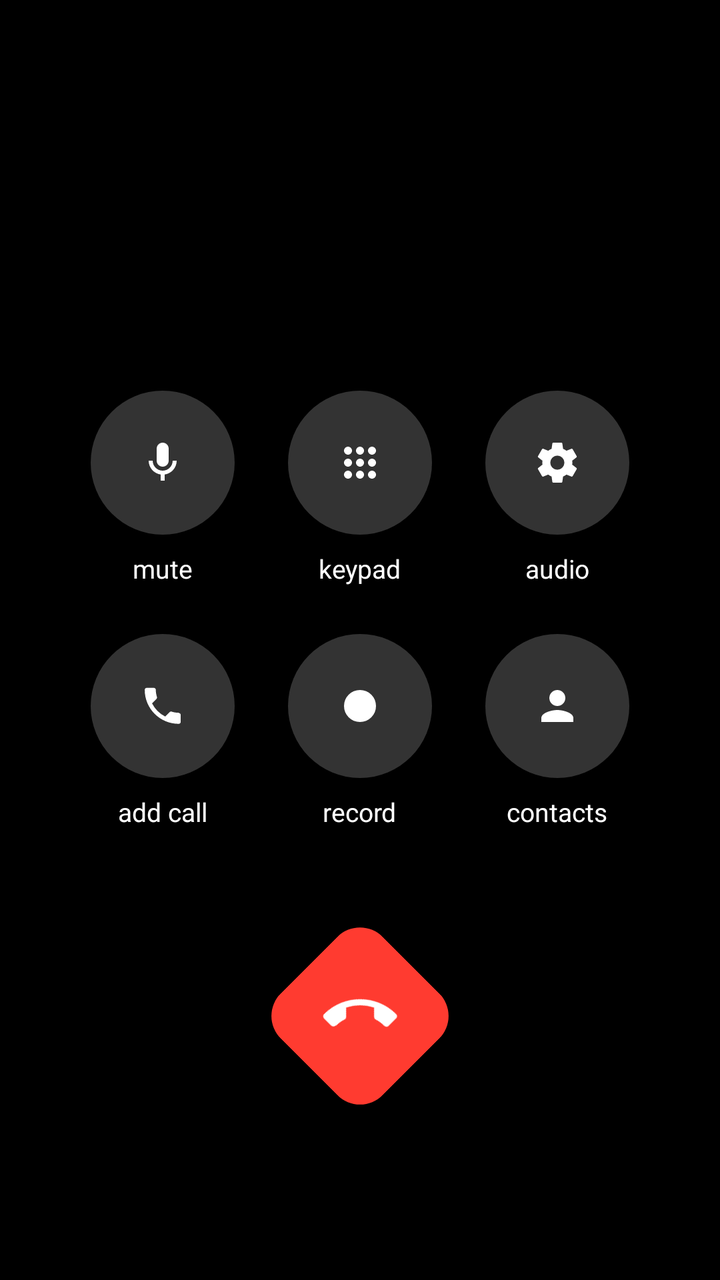
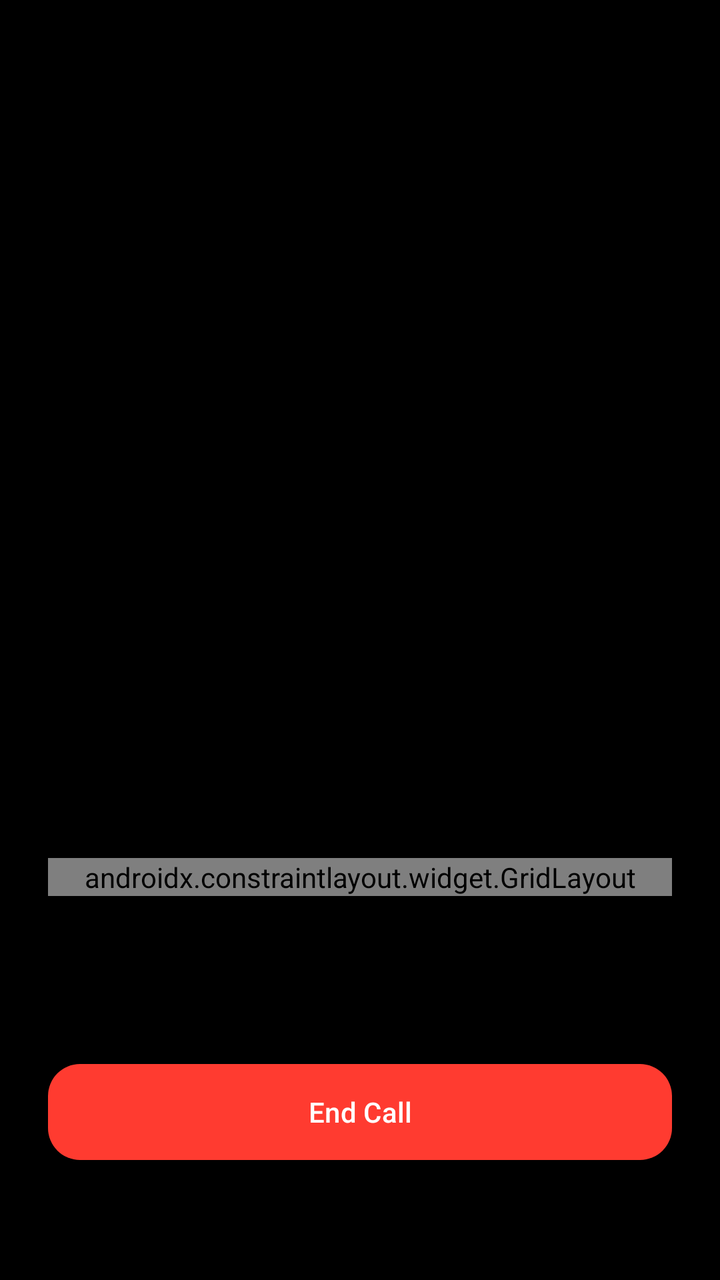

Screens rendered from an Android XML layout before and after an edit, with the pre-edit source and the edit as a unified diff.
<!-- AndroidManifest.xml: activity theme Theme.Phone.NoActionBar -->
<!-- res/layout/activity_in_call.xml -->
<?xml version="1.0" encoding="utf-8"?>
<androidx.constraintlayout.widget.ConstraintLayout xmlns:android="http://schemas.android.com/apk/res/android"
    xmlns:app="http://schemas.android.com/apk/res-auto"
    android:layout_width="match_parent"
    android:layout_height="match_parent"
    android:background="#000000"
    android:padding="32dp">

    <TextView
        android:id="@+id/callerName"
        android:layout_width="wrap_content"
        android:layout_height="wrap_content"
        android:layout_marginTop="64dp"
        android:textColor="#FFFFFF"
        android:textSize="34sp"
        android:textStyle="normal"
        app:layout_constraintEnd_toEndOf="parent"
        app:layout_constraintStart_toStartOf="parent"
        app:layout_constraintTop_toTopOf="parent" />

    <TextView
        android:id="@+id/callStatus"
        android:layout_width="wrap_content"
        android:layout_height="wrap_content"
        android:layout_marginTop="8dp"
        android:textColor="#8E8E93"
        android:textSize="18sp"
        app:layout_constraintEnd_toEndOf="parent"
        app:layout_constraintStart_toStartOf="parent"
        app:layout_constraintTop_toBottomOf="@id/callerName" />

    <TextView
        android:id="@+id/tvTimer"
        android:layout_width="wrap_content"
        android:layout_height="wrap_content"
        android:textColor="#FFFFFF"
        android:textSize="18sp"
        android:visibility="gone"
        app:layout_constraintEnd_toEndOf="parent"
        app:layout_constraintStart_toStartOf="parent"
        app:layout_constraintTop_toBottomOf="@id/callStatus" />

    <androidx.constraintlayout.widget.ConstraintLayout
        android:id="@+id/buttonGrid"
        android:layout_width="match_parent"
        android:layout_height="wrap_content"
        android:layout_marginBottom="48dp"
        app:layout_constraintBottom_toTopOf="@id/btnHangup"
        app:layout_constraintTop_toBottomOf="@id/tvTimer"
        app:layout_constraintVertical_bias="0.7">

        
        <LinearLayout
            android:id="@+id/llMute"
            android:layout_width="0dp"
            android:layout_height="wrap_content"
            android:gravity="center"
            android:orientation="vertical"
            app:layout_constraintEnd_toStartOf="@+id/llKeypad"
            app:layout_constraintHorizontal_chainStyle="spread"
            app:layout_constraintStart_toStartOf="parent"
            app:layout_constraintTop_toTopOf="parent">

            <ImageButton
                android:id="@+id/btnMute"
                android:layout_width="72dp"
                android:layout_height="72dp"
                android:background="@drawable/bg_incall_button"
                android:src="@drawable/ic_mic"
                app:tint="#FFFFFF" />

            <TextView
                android:layout_width="wrap_content"
                android:layout_height="wrap_content"
                android:layout_marginTop="8dp"
                android:text="mute"
                android:textColor="#FFFFFF"
                android:textSize="13sp" />
        </LinearLayout>

        
        <LinearLayout
            android:id="@+id/llKeypad"
            android:layout_width="0dp"
            android:layout_height="wrap_content"
            android:gravity="center"
            android:orientation="vertical"
            app:layout_constraintEnd_toStartOf="@+id/llSpeaker"
            app:layout_constraintStart_toEndOf="@+id/llMute"
            app:layout_constraintTop_toTopOf="parent">

            <ImageButton
                android:id="@+id/btnKeypad"
                android:layout_width="72dp"
                android:layout_height="72dp"
                android:background="@drawable/bg_incall_button"
                android:src="@drawable/ic_dialer"
                app:tint="#FFFFFF" />

            <TextView
                android:layout_width="wrap_content"
                android:layout_height="wrap_content"
                android:layout_marginTop="8dp"
                android:text="keypad"
                android:textColor="#FFFFFF"
                android:textSize="13sp" />
        </LinearLayout>

        
        <LinearLayout
            android:id="@+id/llSpeaker"
            android:layout_width="0dp"
            android:layout_height="wrap_content"
            android:gravity="center"
            android:orientation="vertical"
            app:layout_constraintEnd_toEndOf="parent"
            app:layout_constraintStart_toEndOf="@+id/llKeypad"
            app:layout_constraintTop_toTopOf="parent">

            <ImageButton
                android:id="@+id/btnSpeaker"
                android:layout_width="72dp"
                android:layout_height="72dp"
                android:background="@drawable/bg_incall_button"
                android:src="@drawable/ic_settings"
                app:tint="#FFFFFF" />

            <TextView
                android:layout_width="wrap_content"
                android:layout_height="wrap_content"
                android:layout_marginTop="8dp"
                android:text="audio"
                android:textColor="#FFFFFF"
                android:textSize="13sp" />
        </LinearLayout>

        
        <LinearLayout
            android:id="@+id/llAddCall"
            android:layout_width="0dp"
            android:layout_height="wrap_content"
            android:layout_marginTop="24dp"
            android:gravity="center"
            android:orientation="vertical"
            app:layout_constraintEnd_toStartOf="@+id/llFaceTime"
            app:layout_constraintStart_toStartOf="parent"
            app:layout_constraintTop_toBottomOf="@id/llMute">

            <ImageButton
                android:id="@+id/btnAddCall"
                android:layout_width="72dp"
                android:layout_height="72dp"
                android:background="@drawable/bg_incall_button"
                android:src="@drawable/ic_call"
                app:tint="#FFFFFF" />

            <TextView
                android:layout_width="wrap_content"
                android:layout_height="wrap_content"
                android:layout_marginTop="8dp"
                android:text="add call"
                android:textColor="#FFFFFF"
                android:textSize="13sp" />
        </LinearLayout>

        <LinearLayout
            android:id="@+id/llFaceTime"
            android:layout_width="0dp"
            android:layout_height="wrap_content"
            android:layout_marginTop="24dp"
            android:gravity="center"
            android:orientation="vertical"
            app:layout_constraintEnd_toStartOf="@+id/llContacts"
            app:layout_constraintStart_toEndOf="@+id/llAddCall"
            app:layout_constraintTop_toBottomOf="@id/llKeypad">

            <ImageButton
                android:id="@+id/btnRecord"
                android:layout_width="72dp"
                android:layout_height="72dp"
                android:background="@drawable/bg_incall_button"
                android:src="@drawable/ic_fiber_manual_record"
                app:tint="#FFFFFF" />

            <TextView
                android:id="@+id/tvRecordStatus"
                android:layout_width="wrap_content"
                android:layout_height="wrap_content"
                android:layout_marginTop="8dp"
                android:text="record"
                android:textColor="#FFFFFF"
                android:textSize="13sp" />
        </LinearLayout>

        <LinearLayout
            android:id="@+id/llContacts"
            android:layout_width="0dp"
            android:layout_height="wrap_content"
            android:layout_marginTop="24dp"
            android:gravity="center"
            android:orientation="vertical"
            app:layout_constraintEnd_toEndOf="parent"
            app:layout_constraintStart_toEndOf="@+id/llFaceTime"
            app:layout_constraintTop_toBottomOf="@id/llSpeaker">

            <ImageButton
                android:id="@+id/btnContacts"
                android:layout_width="72dp"
                android:layout_height="72dp"
                android:background="@drawable/bg_incall_button"
                android:src="@drawable/ic_contacts"
                app:tint="#FFFFFF" />

            <TextView
                android:layout_width="wrap_content"
                android:layout_height="wrap_content"
                android:layout_marginTop="8dp"
                android:text="contacts"
                android:textColor="#FFFFFF"
                android:textSize="13sp" />
        </LinearLayout>

    </androidx.constraintlayout.widget.ConstraintLayout>

    <com.google.android.material.floatingactionbutton.FloatingActionButton
        android:id="@+id/btnHangup"
        android:layout_width="wrap_content"
        android:layout_height="wrap_content"
        android:layout_marginBottom="64dp"
        android:src="@drawable/ic_call"
        android:rotation="135"
        app:backgroundTint="#FF3B30"
        app:elevation="0dp"
        app:fabCustomSize="72dp"
        app:layout_constraintBottom_toBottomOf="parent"
        app:layout_constraintEnd_toEndOf="parent"
        app:layout_constraintStart_toStartOf="parent"
        app:maxImageSize="36dp"
        app:tint="#FFFFFF" />

    <com.google.android.material.floatingactionbutton.FloatingActionButton
        android:id="@+id/btnAnswer"
        android:layout_width="wrap_content"
        android:layout_height="wrap_content"
        android:layout_marginBottom="64dp"
        android:src="@drawable/ic_call"
        android:visibility="gone"
        app:backgroundTint="#34C759"
        app:elevation="0dp"
        app:fabCustomSize="72dp"
        app:layout_constraintBottom_toBottomOf="parent"
        app:layout_constraintEnd_toEndOf="parent"
        app:layout_constraintStart_toStartOf="parent"
        app:maxImageSize="36dp"
        app:tint="#FFFFFF" />

</androidx.constraintlayout.widget.ConstraintLayout>
<!-- resources referenced by this layout -->
<resources>
  <!-- drawable bg_incall_button (drawable) -->
  <?xml version="1.0" encoding="utf-8"?>
  <ripple xmlns:android="http://schemas.android.com/apk/res/android"
      android:color="#40FFFFFF">
      <item>
          <shape android:shape="oval">
              <solid android:color="#33FFFFFF" />
          </shape>
      </item>
  </ripple>
  <!-- drawable ic_call (drawable) -->
  <vector xmlns:android="http://schemas.android.com/apk/res/android"
      android:width="24dp"
      android:height="24dp"
      android:viewportWidth="24"
      android:viewportHeight="24"
      android:tint="?attr/colorControlNormal">
    <path
        android:fillColor="@android:color/white"
        android:pathData="M20.01,15.38c-1.23,0 -2.42,-0.2 -3.53,-0.56a0.977,0.977 0,0 0,-1.01 0.24l-2.2,2.2a15.045,15.045 0,0 1,-6.59,-6.59l2.2,-2.21a0.96,0.96 0,0 0,0.25,-1.01c-0.36,-1.11 -0.55,-2.3 -0.55,-3.53 0,-0.55 -0.45,-1 -1,-1H4.03c-0.55,0 -1,0.45 -1,1 0,9.39 7.61,17 17,17 0.55,0 1,-0.45 1,-1v-3.42c0,-0.55 -0.45,-1 -1,-1z"/>
  </vector>
  <!-- drawable ic_contacts (drawable) -->
  <vector xmlns:android="http://schemas.android.com/apk/res/android"
      android:width="24dp"
      android:height="24dp"
      android:viewportWidth="24"
      android:viewportHeight="24"
      android:tint="?attr/colorControlNormal">
    <path
        android:fillColor="@android:color/white"
        android:pathData="M12,12c2.21,0 4,-1.79 4,-4s-1.79,-4 -4,-4 -4,1.79 -4,4 1.79,4 4,4zM12,14c-2.67,0 -8,1.34 -8,4v2h16v-2c0,-2.66 -5.33,-4 -8,-4z"/>
  </vector>
  <!-- drawable ic_fiber_manual_record (drawable) -->
  <vector xmlns:android="http://schemas.android.com/apk/res/android"
      android:width="24dp"
      android:height="24dp"
      android:viewportWidth="24"
      android:viewportHeight="24"
      android:tint="?attr/colorControlNormal">
    <path
        android:fillColor="@android:color/white"
        android:pathData="M12,12m-8,0a8,8 0,1 1,16 0a8,8 0,1 1,-16 0"/>
  </vector>
  <!-- drawable ic_mic (drawable) -->
  <vector xmlns:android="http://schemas.android.com/apk/res/android"
      android:width="24dp"
      android:height="24dp"
      android:viewportWidth="24"
      android:viewportHeight="24"
      android:tint="?attr/colorControlNormal">
    <path
        android:fillColor="@android:color/white"
        android:pathData="M12,14c1.66,0 3,-1.34 3,-3V5c0,-1.66 -1.34,-3 -3,-3S9,3.34 9,5v6c0,1.66 1.34,3 3,3zM17,11c0,2.76 -2.24,5 -5,5s-5,-2.24 -5,-5H5c0,3.53 2.61,6.43 6,6.92V21h2v-3.08c3.39,-0.49 6,-3.39 6,-6.92h-2z"/>
  </vector>
  <!-- drawable ic_settings (drawable) -->
  <vector xmlns:android="http://schemas.android.com/apk/res/android"
      android:width="24dp"
      android:height="24dp"
      android:viewportWidth="24"
      android:viewportHeight="24"
      android:tint="?attr/colorControlNormal">
    <path
        android:fillColor="@android:color/white"
        android:pathData="M19.43,12.98c0.04,-0.32 0.07,-0.64 0.07,-0.98s-0.03,-0.66 -0.07,-0.98l2.11,-1.65c0.19,-0.15 0.24,-0.42 0.12,-0.64l-2,-3.46c-0.12,-0.22 -0.39,-0.3 -0.61,-0.22l-2.49,1c-0.52,-0.4 -1.08,-0.73 -1.69,-0.98l-0.38,-2.65C14.46,2.18 14.25,2 14,2h-4c-0.25,0 -0.46,0.18 -0.49,0.42l-0.38,2.65c-0.61,0.25 -1.17,0.59 -1.69,0.98l-2.49,-1c-0.23,-0.09 -0.49,0 -0.61,0.22l-2,3.46c-0.13,0.22 -0.07,0.49 0.12,0.64l2.11,1.65c-0.04,0.32 -0.07,0.65 -0.07,0.98s0.03,0.66 0.07,0.98l-2.11,1.65c-0.19,0.15 -0.24,0.42 -0.12,0.64l2,3.46c0.12,0.22 0.39,0.3 0.61,0.22l2.49,-1c0.52,0.4 1.08,0.73 1.69,0.98l0.38,2.65c0.03,0.24 0.24,0.42 0.49,0.42h4c0.25,0 0.46,-0.18 0.49,-0.42l0.38,-2.65c0.61,-0.25 1.17,-0.59 1.69,-0.98l2.49,1c0.23,0.09 0.49,0 0.61,-0.22l2,-3.46c0.12,-0.22 0.07,-0.49 -0.12,-0.64l-2.11,-1.65zM12,15.5c-1.93,0 -3.5,-1.57 -3.5,-3.5s1.57,-3.5 3.5,-3.5 3.5,1.57 3.5,3.5 -1.57,3.5 -3.5,3.5z"/>
  </vector>
  <style name="Theme.Phone.NoActionBar">
          <item name="windowActionBar">false</item>
          <item name="windowNoTitle">true</item>
      </style>
  <!-- unchanged entries left out for length: 1 -->
</resources>

<!-- the commit's change to res/layout/activity_in_call.xml (unified diff, before → after) -->
@@ -3,17 +3,18 @@
     xmlns:app="http://schemas.android.com/apk/res-auto"
     android:layout_width="match_parent"
     android:layout_height="match_parent"
-    android:background="#000000"
-    android:padding="32dp">
-
+    android:background="@color/ios_dark_bg"
+    android:padding="24dp">
+
+    
     <TextView
         android:id="@+id/callerName"
         android:layout_width="wrap_content"
         android:layout_height="wrap_content"
-        android:layout_marginTop="64dp"
-        android:textColor="#FFFFFF"
-        android:textSize="34sp"
-        android:textStyle="normal"
+        android:layout_marginTop="48dp"
+        android:textColor="@android:color/white"
+        android:textSize="40sp"
+        android:textStyle="bold"
         app:layout_constraintEnd_toEndOf="parent"
         app:layout_constraintStart_toStartOf="parent"
         app:layout_constraintTop_toTopOf="parent" />
@@ -22,9 +23,9 @@
         android:id="@+id/callStatus"
         android:layout_width="wrap_content"
         android:layout_height="wrap_content"
-        android:layout_marginTop="8dp"
-        android:textColor="#8E8E93"
-        android:textSize="18sp"
+        android:layout_marginTop="12dp"
+        android:textColor="@color/ios_gray"
+        android:textSize="16sp"
         app:layout_constraintEnd_toEndOf="parent"
         app:layout_constraintStart_toStartOf="parent"
         app:layout_constraintTop_toBottomOf="@id/callerName" />
@@ -33,33 +34,36 @@
         android:id="@+id/tvTimer"
         android:layout_width="wrap_content"
         android:layout_height="wrap_content"
-        android:textColor="#FFFFFF"
+        android:textColor="@android:color/white"
         android:textSize="18sp"
         android:visibility="gone"
         app:layout_constraintEnd_toEndOf="parent"
         app:layout_constraintStart_toStartOf="parent"
         app:layout_constraintTop_toBottomOf="@id/callStatus" />
 
-    <androidx.constraintlayout.widget.ConstraintLayout
+    
+    <androidx.constraintlayout.widget.GridLayout
         android:id="@+id/buttonGrid"
         android:layout_width="match_parent"
         android:layout_height="wrap_content"
-        android:layout_marginBottom="48dp"
-        app:layout_constraintBottom_toTopOf="@id/btnHangup"
-        app:layout_constraintTop_toBottomOf="@id/tvTimer"
-        app:layout_constraintVertical_bias="0.7">
+        android:layout_marginBottom="80dp"
+        app:columnCount="2"
+        app:rowCount="2"
+        app:layout_constraintBottom_toTopOf="@id/bottomButtonsContainer"
+        app:layout_constraintEnd_toEndOf="parent"
+        app:layout_constraintStart_toStartOf="parent">
 
         
         <LinearLayout
             android:id="@+id/llMute"
             android:layout_width="0dp"
             android:layout_height="wrap_content"
-            android:gravity="center"
-            android:orientation="vertical"
-            app:layout_constraintEnd_toStartOf="@+id/llKeypad"
-            app:layout_constraintHorizontal_chainStyle="spread"
-            app:layout_constraintStart_toStartOf="parent"
-            app:layout_constraintTop_toTopOf="parent">
+            android:layout_columnWeight="1"
+            android:layout_row="0"
+            android:layout_column="0"
+            android:layout_marginEnd="8dp"
+            android:gravity="center"
+            android:orientation="vertical">
 
             <ImageButton
                 android:id="@+id/btnMute"
@@ -67,15 +71,46 @@
                 android:layout_height="72dp"
                 android:background="@drawable/bg_incall_button"
                 android:src="@drawable/ic_mic"
-                app:tint="#FFFFFF" />
-
-            <TextView
-                android:layout_width="wrap_content"
-                android:layout_height="wrap_content"
-                android:layout_marginTop="8dp"
-                android:text="mute"
-                android:textColor="#FFFFFF"
-                android:textSize="13sp" />
+                android:scaleType="fitCenter"
+                app:tint="@android:color/white" />
+
+            <TextView
+                android:layout_width="wrap_content"
+                android:layout_height="wrap_content"
+                android:layout_marginTop="12dp"
+                android:text="Mute"
+                android:textColor="@android:color/white"
+                android:textSize="14sp" />
+        </LinearLayout>
+
+        
+        <LinearLayout
+            android:id="@+id/llSpeaker"
+            android:layout_width="0dp"
+            android:layout_height="wrap_content"
+            android:layout_columnWeight="1"
+            android:layout_row="0"
+            android:layout_column="1"
+            android:layout_marginStart="8dp"
+            android:gravity="center"
+            android:orientation="vertical">
+
+            <ImageButton
+                android:id="@+id/btnSpeaker"
+                android:layout_width="72dp"
+                android:layout_height="72dp"
+                android:background="@drawable/bg_incall_button"
+                android:src="@drawable/ic_hd"
+                android:scaleType="fitCenter"
+                app:tint="@android:color/white" />
+
+            <TextView
+                android:layout_width="wrap_content"
+                android:layout_height="wrap_content"
+                android:layout_marginTop="12dp"
+                android:text="Speaker"
+                android:textColor="@android:color/white"
+                android:textSize="14sp" />
         </LinearLayout>
 
         
@@ -83,11 +118,13 @@
             android:id="@+id/llKeypad"
             android:layout_width="0dp"
             android:layout_height="wrap_content"
-            android:gravity="center"
-            android:orientation="vertical"
-            app:layout_constraintEnd_toStartOf="@+id/llSpeaker"
-            app:layout_constraintStart_toEndOf="@+id/llMute"
-            app:layout_constraintTop_toTopOf="parent">
+            android:layout_columnWeight="1"
+            android:layout_row="1"
+            android:layout_column="0"
+            android:layout_marginEnd="8dp"
+            android:layout_marginTop="16dp"
+            android:gravity="center"
+            android:orientation="vertical">
 
             <ImageButton
                 android:id="@+id/btnKeypad"
@@ -95,163 +132,121 @@
                 android:layout_height="72dp"
                 android:background="@drawable/bg_incall_button"
                 android:src="@drawable/ic_dialer"
-                app:tint="#FFFFFF" />
-
-            <TextView
-                android:layout_width="wrap_content"
-                android:layout_height="wrap_content"
-                android:layout_marginTop="8dp"
-                android:text="keypad"
-                android:textColor="#FFFFFF"
-                android:textSize="13sp" />
-        </LinearLayout>
-
-        
-        <LinearLayout
-            android:id="@+id/llSpeaker"
-            android:layout_width="0dp"
-            android:layout_height="wrap_content"
-            android:gravity="center"
-            android:orientation="vertical"
+                android:scaleType="fitCenter"
+                app:tint="@android:color/white" />
+
+            <TextView
+                android:layout_width="wrap_content"
+                android:layout_height="wrap_content"
+                android:layout_marginTop="12dp"
+                android:text="Keypad"
+                android:textColor="@android:color/white"
+                android:textSize="14sp" />
+        </LinearLayout>
+
+        
+        <LinearLayout
+            android:id="@+id/llContacts"
+            android:layout_width="0dp"
+            android:layout_height="wrap_content"
+            android:layout_columnWeight="1"
+            android:layout_row="1"
+            android:layout_column="1"
+            android:layout_marginStart="8dp"
+            android:layout_marginTop="16dp"
+            android:gravity="center"
+            android:orientation="vertical">
+
+            <ImageButton
+                android:id="@+id/btnContacts"
+                android:layout_width="72dp"
+                android:layout_height="72dp"
+                android:background="@drawable/bg_incall_button"
+                android:src="@drawable/ic_contacts"
+                android:scaleType="fitCenter"
+                app:tint="@android:color/white" />
+
+            <TextView
+                android:layout_width="wrap_content"
+                android:layout_height="wrap_content"
+                android:layout_marginTop="12dp"
+                android:text="Contacts"
+                android:textColor="@android:color/white"
+                android:textSize="14sp" />
+        </LinearLayout>
+
+    </androidx.constraintlayout.widget.GridLayout>
+
+    
+    <androidx.constraintlayout.widget.ConstraintLayout
+        android:id="@+id/bottomButtonsContainer"
+        android:layout_width="match_parent"
+        android:layout_height="wrap_content"
+        android:layout_marginBottom="32dp"
+        app:layout_constraintBottom_toBottomOf="parent"
+        app:layout_constraintEnd_toEndOf="parent"
+        app:layout_constraintStart_toStartOf="parent">
+
+        
+        <com.google.android.material.button.MaterialButton
+            android:id="@+id/btnAnswer"
+            android:layout_width="0dp"
+            android:layout_height="56dp"
+            android:text="Answer"
+            android:textColor="@android:color/white"
+            android:visibility="gone"
+            app:backgroundTint="@color/ios_green"
+            app:cornerRadius="16dp"
+            app:elevation="0dp"
+            app:layout_constraintBottom_toBottomOf="parent"
             app:layout_constraintEnd_toEndOf="parent"
-            app:layout_constraintStart_toEndOf="@+id/llKeypad"
-            app:layout_constraintTop_toTopOf="parent">
-
-            <ImageButton
-                android:id="@+id/btnSpeaker"
-                android:layout_width="72dp"
-                android:layout_height="72dp"
-                android:background="@drawable/bg_incall_button"
-                android:src="@drawable/ic_settings"
-                app:tint="#FFFFFF" />
-
-            <TextView
-                android:layout_width="wrap_content"
-                android:layout_height="wrap_content"
-                android:layout_marginTop="8dp"
-                android:text="audio"
-                android:textColor="#FFFFFF"
-                android:textSize="13sp" />
-        </LinearLayout>
-
-        
-        <LinearLayout
-            android:id="@+id/llAddCall"
-            android:layout_width="0dp"
-            android:layout_height="wrap_content"
-            android:layout_marginTop="24dp"
-            android:gravity="center"
-            android:orientation="vertical"
-            app:layout_constraintEnd_toStartOf="@+id/llFaceTime"
-            app:layout_constraintStart_toStartOf="parent"
-            app:layout_constraintTop_toBottomOf="@id/llMute">
-
-            <ImageButton
-                android:id="@+id/btnAddCall"
-                android:layout_width="72dp"
-                android:layout_height="72dp"
-                android:background="@drawable/bg_incall_button"
-                android:src="@drawable/ic_call"
-                app:tint="#FFFFFF" />
-
-            <TextView
-                android:layout_width="wrap_content"
-                android:layout_height="wrap_content"
-                android:layout_marginTop="8dp"
-                android:text="add call"
-                android:textColor="#FFFFFF"
-                android:textSize="13sp" />
-        </LinearLayout>
-
-        <LinearLayout
-            android:id="@+id/llFaceTime"
-            android:layout_width="0dp"
-            android:layout_height="wrap_content"
-            android:layout_marginTop="24dp"
-            android:gravity="center"
-            android:orientation="vertical"
-            app:layout_constraintEnd_toStartOf="@+id/llContacts"
-            app:layout_constraintStart_toEndOf="@+id/llAddCall"
-            app:layout_constraintTop_toBottomOf="@id/llKeypad">
-
-            <ImageButton
-                android:id="@+id/btnRecord"
-                android:layout_width="72dp"
-                android:layout_height="72dp"
-                android:background="@drawable/bg_incall_button"
-                android:src="@drawable/ic_fiber_manual_record"
-                app:tint="#FFFFFF" />
-
-            <TextView
-                android:id="@+id/tvRecordStatus"
-                android:layout_width="wrap_content"
-                android:layout_height="wrap_content"
-                android:layout_marginTop="8dp"
-                android:text="record"
-                android:textColor="#FFFFFF"
-                android:textSize="13sp" />
-        </LinearLayout>
-
-        <LinearLayout
-            android:id="@+id/llContacts"
-            android:layout_width="0dp"
-            android:layout_height="wrap_content"
-            android:layout_marginTop="24dp"
-            android:gravity="center"
-            android:orientation="vertical"
+            app:layout_constraintStart_toStartOf="parent" />
+
+        
+        <com.google.android.material.button.MaterialButton
+            android:id="@+id/btnHangup"
+            android:layout_width="0dp"
+            android:layout_height="56dp"
+            android:text="End Call"
+            android:textColor="@android:color/white"
+            app:backgroundTint="@color/ios_red"
+            app:cornerRadius="16dp"
+            app:elevation="0dp"
+            app:layout_constraintBottom_toBottomOf="parent"
             app:layout_constraintEnd_toEndOf="parent"
-            app:layout_constraintStart_toEndOf="@+id/llFaceTime"
-            app:layout_constraintTop_toBottomOf="@id/llSpeaker">
-
-            <ImageButton
-                android:id="@+id/btnContacts"
-                android:layout_width="72dp"
-                android:layout_height="72dp"
-                android:background="@drawable/bg_incall_button"
-                android:src="@drawable/ic_contacts"
-                app:tint="#FFFFFF" />
-
-            <TextView
-                android:layout_width="wrap_content"
-                android:layout_height="wrap_content"
-                android:layout_marginTop="8dp"
-                android:text="contacts"
-                android:textColor="#FFFFFF"
-                android:textSize="13sp" />
-        </LinearLayout>
+            app:layout_constraintStart_toStartOf="parent" />
 
     </androidx.constraintlayout.widget.ConstraintLayout>
 
-    <com.google.android.material.floatingactionbutton.FloatingActionButton
-        android:id="@+id/btnHangup"
-        android:layout_width="wrap_content"
-        android:layout_height="wrap_content"
-        android:layout_marginBottom="64dp"
-        android:src="@drawable/ic_call"
-        android:rotation="135"
-        app:backgroundTint="#FF3B30"
-        app:elevation="0dp"
-        app:fabCustomSize="72dp"
-        app:layout_constraintBottom_toBottomOf="parent"
-        app:layout_constraintEnd_toEndOf="parent"
-        app:layout_constraintStart_toStartOf="parent"
-        app:maxImageSize="36dp"
-        app:tint="#FFFFFF" />
-
-    <com.google.android.material.floatingactionbutton.FloatingActionButton
-        android:id="@+id/btnAnswer"
-        android:layout_width="wrap_content"
-        android:layout_height="wrap_content"
-        android:layout_marginBottom="64dp"
-        android:src="@drawable/ic_call"
-        android:visibility="gone"
-        app:backgroundTint="#34C759"
-        app:elevation="0dp"
-        app:fabCustomSize="72dp"
-        app:layout_constraintBottom_toBottomOf="parent"
-        app:layout_constraintEnd_toEndOf="parent"
-        app:layout_constraintStart_toStartOf="parent"
-        app:maxImageSize="36dp"
-        app:tint="#FFFFFF" />
+    
+    <LinearLayout
+        android:id="@+id/llAddCall"
+        android:layout_width="0dp"
+        android:layout_height="0dp"
+        android:visibility="gone" />
+
+    <LinearLayout
+        android:id="@+id/llFaceTime"
+        android:layout_width="0dp"
+        android:layout_height="0dp"
+        android:visibility="gone" />
+
+    <ImageButton
+        android:id="@+id/btnAddCall"
+        android:layout_width="0dp"
+        android:layout_height="0dp"
+        android:visibility="gone" />
+
+    <ImageButton
+        android:id="@+id/btnRecord"
+        android:layout_width="0dp"
+        android:layout_height="0dp"
+        android:visibility="gone" />
+
+    <TextView
+        android:id="@+id/tvRecordStatus"
+        android:layout_width="0dp"
+        android:layout_height="0dp"
+        android:visibility="gone" />
 
 </androidx.constraintlayout.widget.ConstraintLayout>
<!-- resource entries referenced after the edit -->
@@ -1,5 +1,9 @@
 <!-- resources referenced by this layout -->
 <resources>
+  <color name="ios_dark_bg">#000000</color>
+  <color name="ios_gray">#8E8E93</color>
+  <color name="ios_green">#34C759</color>
+  <color name="ios_red">#FF3B30</color>
   <!-- drawable bg_incall_button (drawable) -->
   <?xml version="1.0" encoding="utf-8"?>
   <ripple xmlns:android="http://schemas.android.com/apk/res/android"
@@ -10,17 +14,6 @@
           </shape>
       </item>
   </ripple>
-  <!-- drawable ic_call (drawable) -->
-  <vector xmlns:android="http://schemas.android.com/apk/res/android"
-      android:width="24dp"
-      android:height="24dp"
-      android:viewportWidth="24"
-      android:viewportHeight="24"
-      android:tint="?attr/colorControlNormal">
-    <path
-        android:fillColor="@android:color/white"
-        android:pathData="M20.01,15.38c-1.23,0 -2.42,-0.2 -3.53,-0.56a0.977,0.977 0,0 0,-1.01 0.24l-2.2,2.2a15.045,15.045 0,0 1,-6.59,-6.59l2.2,-2.21a0.96,0.96 0,0 0,0.25,-1.01c-0.36,-1.11 -0.55,-2.3 -0.55,-3.53 0,-0.55 -0.45,-1 -1,-1H4.03c-0.55,0 -1,0.45 -1,1 0,9.39 7.61,17 17,17 0.55,0 1,-0.45 1,-1v-3.42c0,-0.55 -0.45,-1 -1,-1z"/>
-  </vector>
   <!-- drawable ic_contacts (drawable) -->
   <vector xmlns:android="http://schemas.android.com/apk/res/android"
       android:width="24dp"
@@ -32,7 +25,7 @@
         android:fillColor="@android:color/white"
         android:pathData="M12,12c2.21,0 4,-1.79 4,-4s-1.79,-4 -4,-4 -4,1.79 -4,4 1.79,4 4,4zM12,14c-2.67,0 -8,1.34 -8,4v2h16v-2c0,-2.66 -5.33,-4 -8,-4z"/>
   </vector>
-  <!-- drawable ic_fiber_manual_record (drawable) -->
+  <!-- drawable ic_hd (drawable) -->
   <vector xmlns:android="http://schemas.android.com/apk/res/android"
       android:width="24dp"
       android:height="24dp"
@@ -41,7 +34,7 @@
       android:tint="?attr/colorControlNormal">
     <path
         android:fillColor="@android:color/white"
-        android:pathData="M12,12m-8,0a8,8 0,1 1,16 0a8,8 0,1 1,-16 0"/>
+        android:pathData="M19,3L5,3c-1.11,0 -2,0.9 -2,2v14c0,1.1 0.89,2 2,2h14c1.1,0 2,-0.9 2,-2L21,5c0,-1.1 -0.9,-2 -2,-2zM10.5,15L9,15v-2L7,13v2L5.5,15L5.5,9L7,9v2h2L9,9h1.5v6zM13,9L17,9c0.55,0 1,0.45 1,1v4c0,0.55 -0.45,1 -1,1h-4L13,9zM14.5,13.5h2v-3h-2v3z"/>
   </vector>
   <!-- drawable ic_mic (drawable) -->
   <vector xmlns:android="http://schemas.android.com/apk/res/android"
@@ -54,17 +47,6 @@
         android:fillColor="@android:color/white"
         android:pathData="M12,14c1.66,0 3,-1.34 3,-3V5c0,-1.66 -1.34,-3 -3,-3S9,3.34 9,5v6c0,1.66 1.34,3 3,3zM17,11c0,2.76 -2.24,5 -5,5s-5,-2.24 -5,-5H5c0,3.53 2.61,6.43 6,6.92V21h2v-3.08c3.39,-0.49 6,-3.39 6,-6.92h-2z"/>
   </vector>
-  <!-- drawable ic_settings (drawable) -->
-  <vector xmlns:android="http://schemas.android.com/apk/res/android"
-      android:width="24dp"
-      android:height="24dp"
-      android:viewportWidth="24"
-      android:viewportHeight="24"
-      android:tint="?attr/colorControlNormal">
-    <path
-        android:fillColor="@android:color/white"
-        android:pathData="M19.43,12.98c0.04,-0.32 0.07,-0.64 0.07,-0.98s-0.03,-0.66 -0.07,-0.98l2.11,-1.65c0.19,-0.15 0.24,-0.42 0.12,-0.64l-2,-3.46c-0.12,-0.22 -0.39,-0.3 -0.61,-0.22l-2.49,1c-0.52,-0.4 -1.08,-0.73 -1.69,-0.98l-0.38,-2.65C14.46,2.18 14.25,2 14,2h-4c-0.25,0 -0.46,0.18 -0.49,0.42l-0.38,2.65c-0.61,0.25 -1.17,0.59 -1.69,0.98l-2.49,-1c-0.23,-0.09 -0.49,0 -0.61,0.22l-2,3.46c-0.13,0.22 -0.07,0.49 0.12,0.64l2.11,1.65c-0.04,0.32 -0.07,0.65 -0.07,0.98s0.03,0.66 0.07,0.98l-2.11,1.65c-0.19,0.15 -0.24,0.42 -0.12,0.64l2,3.46c0.12,0.22 0.39,0.3 0.61,0.22l2.49,-1c0.52,0.4 1.08,0.73 1.69,0.98l0.38,2.65c0.03,0.24 0.24,0.42 0.49,0.42h4c0.25,0 0.46,-0.18 0.49,-0.42l0.38,-2.65c0.61,-0.25 1.17,-0.59 1.69,-0.98l2.49,1c0.23,0.09 0.49,0 0.61,-0.22l2,-3.46c0.12,-0.22 0.07,-0.49 -0.12,-0.64l-2.11,-1.65zM12,15.5c-1.93,0 -3.5,-1.57 -3.5,-3.5s1.57,-3.5 3.5,-3.5 3.5,1.57 3.5,3.5 -1.57,3.5 -3.5,3.5z"/>
-  </vector>
   <style name="Theme.Phone.NoActionBar">
           <item name="windowActionBar">false</item>
           <item name="windowNoTitle">true</item>
